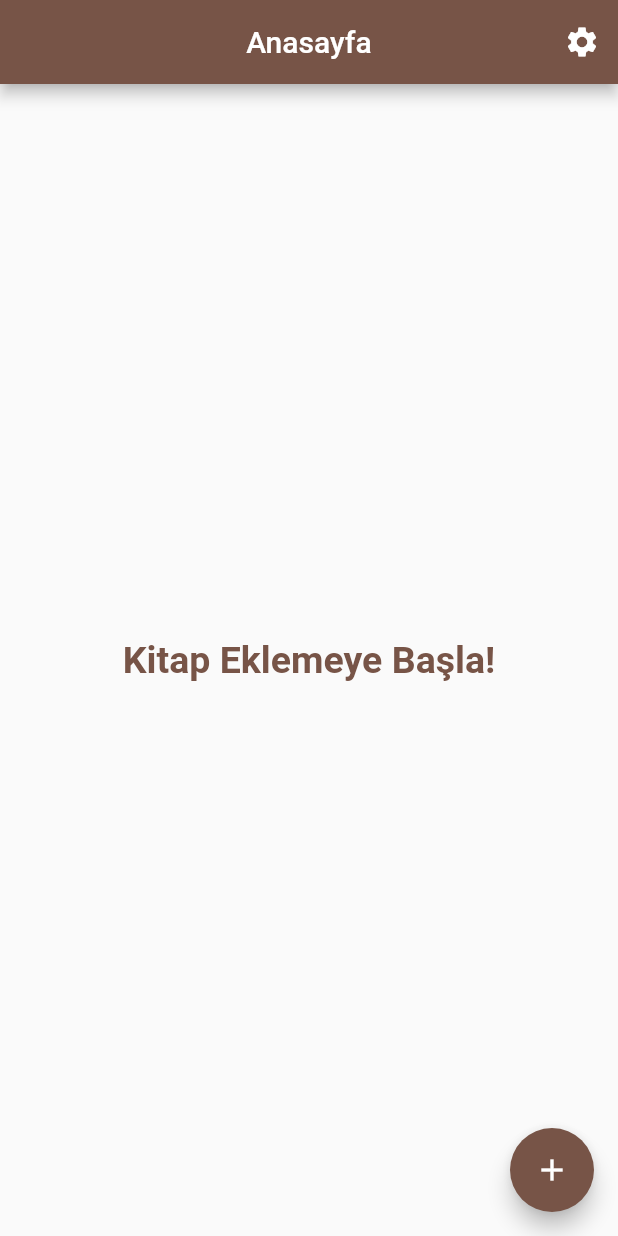
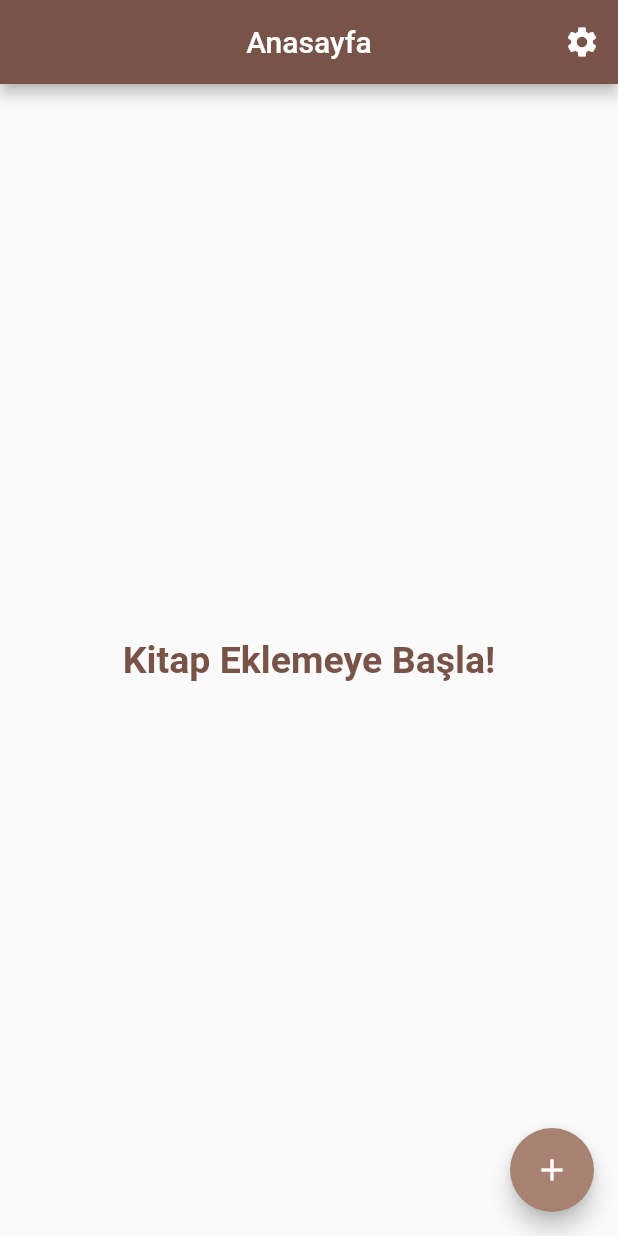
Before and after one commit to rabiaokatan/flutter_book_app, a Flutter app: the screen it shows after launch, on a phone screen of 412 x 824 dp. Run offline on Flutter 3.47's test engine with Material 2 defaults, Android fonts, the phone set to English and light mode, and no system bars; our stand-ins replace sqflite; accounts and stored records are empty.

```diff
--- a/lib/db/book_db.dart
+++ b/lib/db/book_db.dart
@@ -69,7 +69,7 @@ CREATE TABLE $tableBooks (
   Future<List<Book>> readAllBook() async {
     final db = await instance.database;
 
-    final orderBy = '${BookFields.time} ASC';
+    const orderBy = '${BookFields.time} ASC';
 
     final result = await db.query(tableBooks, orderBy: orderBy);
 
--- a/lib/main.dart
+++ b/lib/main.dart
@@ -1,6 +1,5 @@
 import 'package:flutter/material.dart';
-
-import 'models/book.dart';
+import 'package:flutter_book_app/theme.dart';
 import 'screens/home_screen.dart';
 
 void main() {
@@ -14,45 +13,14 @@ class MyApp extends StatefulWidget {
   State<MyApp> createState() => _MyAppState();
 }
 
-ThemeData _lightTheme = ThemeData(
-  primarySwatch: MaterialColor(0xff775447, color),
-  primaryColor: const Color(0xff775447),
-  brightness: Brightness.light,
-  primaryColorLight: const Color(0xffa78172),
-  primaryColorDark: const Color(0xff4a2b20),
-);
-
-// ThemeData _darkTheme = ThemeData(
-//   primarySwatch: MaterialColor(0xff775447, color),
-//   primaryColor: const Color(0xff775447),
-//   //brightness: Brightness.dark,
-//  // backgroundColor:  const Color(0xff775447),
-//   primaryColorLight: const Color(0xffa78172),
-//   primaryColorDark: const Color(0xff4a2b20),
-// );
-
 class _MyAppState extends State<MyApp> {
   @override
   Widget build(BuildContext context) {
     return MaterialApp(
       title: 'Flutter Book App',
       debugShowCheckedModeBanner: false,
-      theme: _lightTheme,
+      theme: light,
       home:const HomeScreen(),
     );
   }
 }
-
-//for hex color to material color
-Map<int, Color> color = {
-  50: const Color.fromRGBO(119, 84, 71, .1),
-  100: const Color.fromRGBO(119, 84, 71, .2),
-  200: const Color.fromRGBO(119, 84, 71, .3),
-  300: const Color.fromRGBO(119, 84, 71, .4),
-  400: const Color.fromRGBO(119, 84, 71, .5),
-  500: const Color.fromRGBO(119, 84, 71, .6),
-  600: const Color.fromRGBO(119, 84, 71, .7),
-  700: const Color.fromRGBO(119, 84, 71, .8),
-  800: const Color.fromRGBO(119, 84, 71, .9),
-  900: const Color.fromRGBO(119, 84, 71, 1),
-};
--- a/lib/models/book.dart
+++ b/lib/models/book.dart
@@ -1,4 +1,4 @@
-final String tableBooks = 'books';
+const String tableBooks = 'books';
 
 //for database columns exc.
 class BookFields {
--- a/lib/screens/home_screen.dart
+++ b/lib/screens/home_screen.dart
@@ -91,7 +91,7 @@ class _HomeScreenState extends State<HomeScreen> {
                   ),
                 ),
       floatingActionButton: FloatingActionButton(
-        backgroundColor: Theme.of(context).primaryColor,
+        backgroundColor: Theme.of(context).primaryColorLight,
         child: const Icon(Icons.add),
         onPressed: () {
           Navigator.push(
--- a/lib/widgets/book_card.dart
+++ b/lib/widgets/book_card.dart
@@ -62,7 +62,7 @@ class _BookCardState extends State<BookCard> {
                             color: Theme.of(context).primaryColorDark,
                           ),
                         ),
-                        SizedBox(width: _size.width * 0.005),
+                        SizedBox(width: _size.width * 0.006),
                         Text(
                           widget.book.bookName,
                           style: const TextStyle(
@@ -82,6 +82,7 @@ class _BookCardState extends State<BookCard> {
                             color: Theme.of(context).primaryColorDark,
                           ),
                         ),
+                        SizedBox(width: _size.width * 0.006),
                         Text(
                           widget.book.author,
                           style: const TextStyle(
@@ -101,6 +102,7 @@ class _BookCardState extends State<BookCard> {
                             color: Theme.of(context).primaryColorDark,
                           ),
                         ),
+                        SizedBox(width: _size.width * 0.006),
                         Text(
                           "${widget.book.pageNumber}",
                           style: const TextStyle(
@@ -120,6 +122,7 @@ class _BookCardState extends State<BookCard> {
                             color: Theme.of(context).primaryColorDark,
                           ),
                         ),
+                        SizedBox(width: _size.width * 0.006),
                         Text(
                           widget.book.time,
                           style: const TextStyle(
--- a/pubspec.yaml
+++ b/pubspec.yaml
@@ -37,6 +37,7 @@ dependencies:
   intl: ^0.17.0
   sqflite: ^2.0.2
   path: ^1.8.0
+  provider: ^6.0.2
 
 dev_dependencies:
   flutter_test:
```
Also changed, not shown: lib/screens/add_book_screen.dart (+1 -13 lines), lib/theme.dart (added, +52 -0 lines), pubspec.lock.
